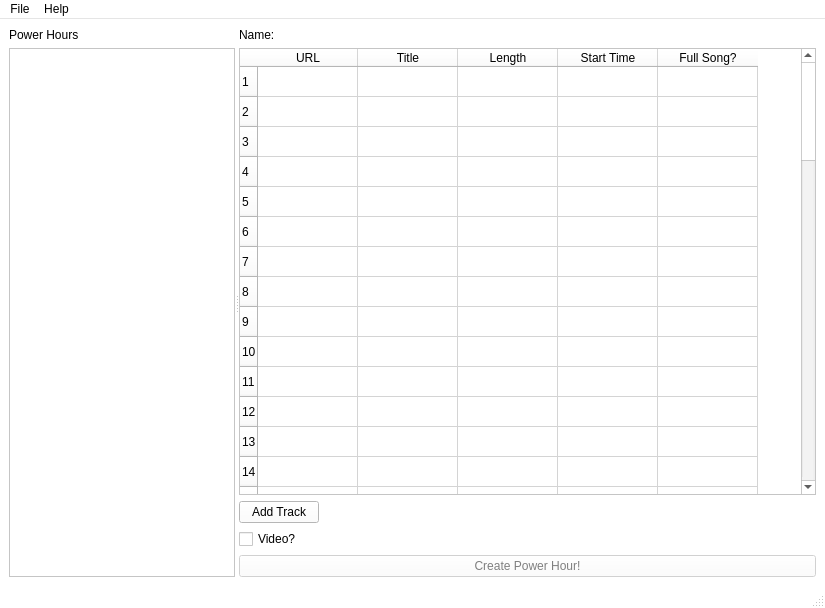
Above: designer/mainwindow.ui from jac241/power_hour_creator before the change. Below: the same form after it.
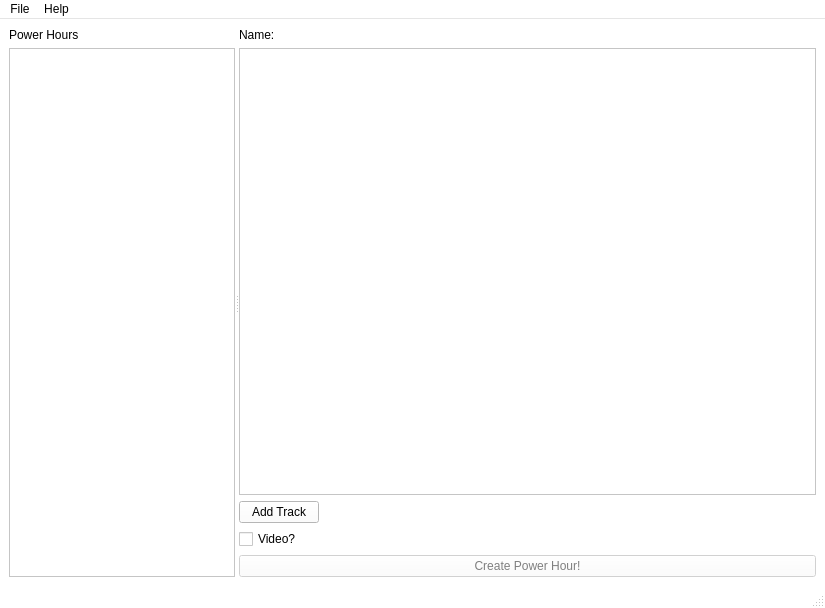
That is the form after the change. Custom widgets are drawn as their Qt base class.

Patch:
```diff
--- a/designer/mainwindow.ui
+++ b/designer/mainwindow.ui
@@ -509,106 +509,6 @@
           <property name="showGrid">
            <bool>true</bool>
           </property>
-          <property name="rowCount">
-           <number>60</number>
-          </property>
-          <property name="columnCount">
-           <number>5</number>
-          </property>
-          <attribute name="horizontalHeaderVisible">
-           <bool>true</bool>
-          </attribute>
-          <attribute name="horizontalHeaderDefaultSectionSize">
-           <number>100</number>
-          </attribute>
-          <attribute name="horizontalHeaderStretchLastSection">
-           <bool>false</bool>
-          </attribute>
-          <row/>
-          <row/>
-          <row/>
-          <row/>
-          <row/>
-          <row/>
-          <row/>
-          <row/>
-          <row/>
-          <row/>
-          <row/>
-          <row/>
-          <row/>
-          <row/>
-          <row/>
-          <row/>
-          <row/>
-          <row/>
-          <row/>
-          <row/>
-          <row/>
-          <row/>
-          <row/>
-          <row/>
-          <row/>
-          <row/>
-          <row/>
-          <row/>
-          <row/>
-          <row/>
-          <row/>
-          <row/>
-          <row/>
-          <row/>
-          <row/>
-          <row/>
-          <row/>
-          <row/>
-          <row/>
-          <row/>
-          <row/>
-          <row/>
-          <row/>
-          <row/>
-          <row/>
-          <row/>
-          <row/>
-          <row/>
-          <row/>
-          <row/>
-          <row/>
-          <row/>
-          <row/>
-          <row/>
-          <row/>
-          <row/>
-          <row/>
-          <row/>
-          <row/>
-          <row/>
-          <column>
-           <property name="text">
-            <string>URL</string>
-           </property>
-          </column>
-          <column>
-           <property name="text">
-            <string>Title</string>
-           </property>
-          </column>
-          <column>
-           <property name="text">
-            <string>Length</string>
-           </property>
-          </column>
-          <column>
-           <property name="text">
-            <string>Start Time</string>
-           </property>
-          </column>
-          <column>
-           <property name="text">
-            <string>Full Song?</string>
-           </property>
-          </column>
          </widget>
         </item>
         <item>
@@ -698,16 +598,16 @@
   </action>
  </widget>
  <customwidgets>
-  <customwidget>
-   <class>Tracklist</class>
-   <extends>QTableWidget</extends>
-   <header>power_hour_creator.ui.tracklist</header>
-  </customwidget>
   <customwidget>
    <class>PowerHourListView</class>
    <extends>QListView</extends>
    <header>power_hour_creator.ui.power_hour_list</header>
   </customwidget>
+  <customwidget>
+   <class>Tracklist</class>
+   <extends>QTableView</extends>
+   <header>power_hour_creator.ui.tracklist</header>
+  </customwidget>
  </customwidgets>
  <resources/>
  <connections/>
```
